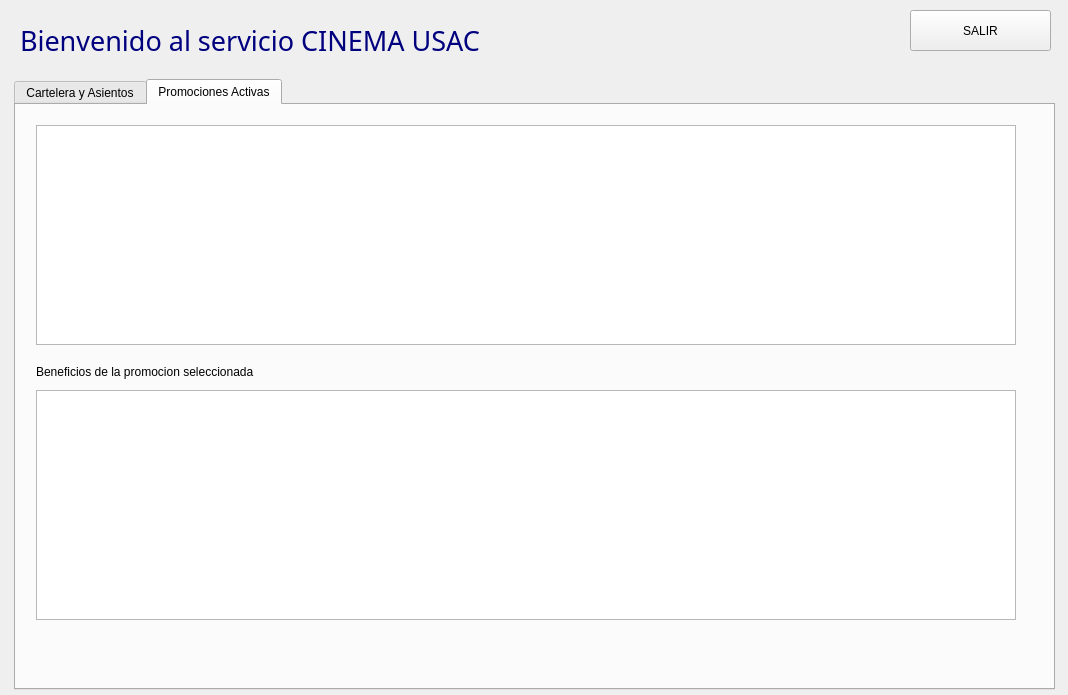
First picture: the form in EDD_Fase2/vistacliente.ui, repository Denilsonp07/EDD_2S2026_PY_202308386, before the edit.
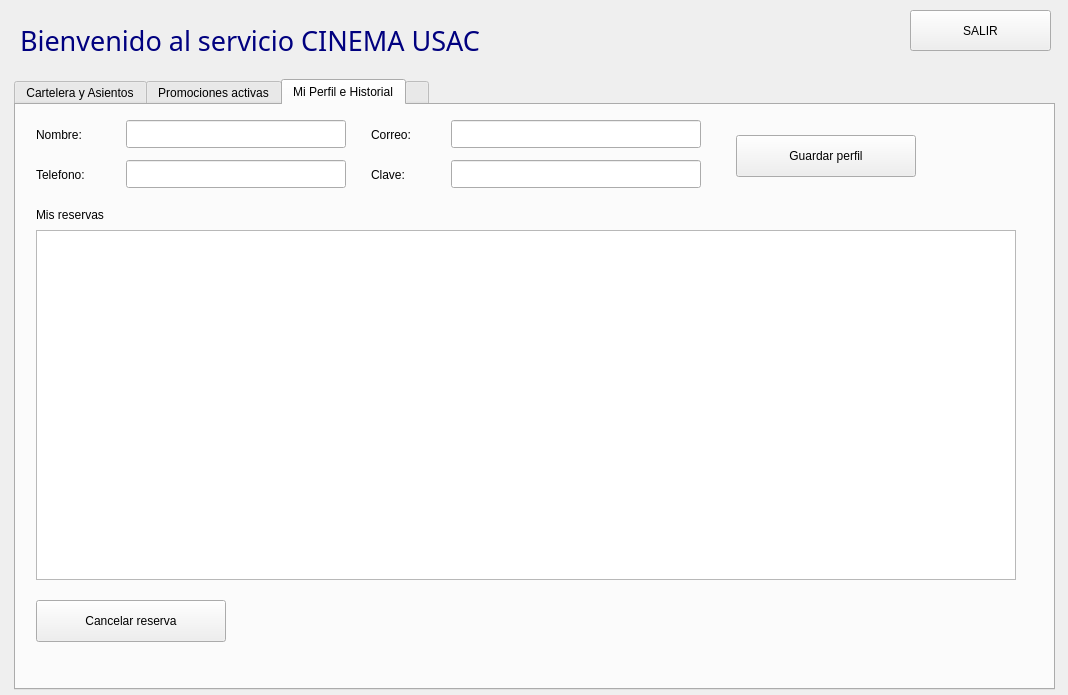
Second picture: the form after the edit. The open tabs and pages were chosen to show the change.

```diff
--- a/EDD_Fase2/vistacliente.ui
+++ b/EDD_Fase2/vistacliente.ui
@@ -231,9 +231,9 @@
      </property>
     </widget>
    </widget>
-   <widget class="QWidget" name="tab_3">
+   <widget class="QWidget" name="tab_2">
     <attribute name="title">
-     <string>Promociones Activas</string>
+     <string>Promociones activas</string>
     </attribute>
     <widget class="QTableWidget" name="tabla_promociones_cliente">
      <property name="geometry">
@@ -269,6 +269,163 @@
      </property>
     </widget>
    </widget>
+   <widget class="QWidget" name="tab_3">
+    <attribute name="title">
+     <string>Mi Perfil e Historial</string>
+    </attribute>
+    <widget class="QLabel" name="label_perfil_nombre">
+     <property name="geometry">
+      <rect>
+       <x>20</x>
+       <y>18</y>
+       <width>90</width>
+       <height>24</height>
+      </rect>
+     </property>
+     <property name="text">
+      <string>Nombre:</string>
+     </property>
+    </widget>
+    <widget class="QLineEdit" name="txt_nombre">
+     <property name="geometry">
+      <rect>
+       <x>110</x>
+       <y>15</y>
+       <width>220</width>
+       <height>28</height>
+      </rect>
+     </property>
+    </widget>
+    <widget class="QLabel" name="label_perfil_correo">
+     <property name="geometry">
+      <rect>
+       <x>355</x>
+       <y>18</y>
+       <width>80</width>
+       <height>24</height>
+      </rect>
+     </property>
+     <property name="text">
+      <string>Correo:</string>
+     </property>
+    </widget>
+    <widget class="QLineEdit" name="txt_correo">
+     <property name="geometry">
+      <rect>
+       <x>435</x>
+       <y>15</y>
+       <width>250</width>
+       <height>28</height>
+      </rect>
+     </property>
+    </widget>
+    <widget class="QLabel" name="label_perfil_telefono">
+     <property name="geometry">
+      <rect>
+       <x>20</x>
+       <y>58</y>
+       <width>90</width>
+       <height>24</height>
+      </rect>
+     </property>
+     <property name="text">
+      <string>Telefono:</string>
+     </property>
+    </widget>
+    <widget class="QLineEdit" name="txt_telefono">
+     <property name="geometry">
+      <rect>
+       <x>110</x>
+       <y>55</y>
+       <width>220</width>
+       <height>28</height>
+      </rect>
+     </property>
+    </widget>
+    <widget class="QLabel" name="label_perfil_password">
+     <property name="geometry">
+      <rect>
+       <x>355</x>
+       <y>58</y>
+       <width>80</width>
+       <height>24</height>
+      </rect>
+     </property>
+     <property name="text">
+      <string>Clave:</string>
+     </property>
+    </widget>
+    <widget class="QLineEdit" name="txt_password">
+     <property name="geometry">
+      <rect>
+       <x>435</x>
+       <y>55</y>
+       <width>250</width>
+       <height>28</height>
+      </rect>
+     </property>
+     <property name="echoMode">
+      <enum>QLineEdit::EchoMode::Password</enum>
+     </property>
+    </widget>
+    <widget class="QPushButton" name="btn_guardar_perfil">
+     <property name="geometry">
+      <rect>
+       <x>720</x>
+       <y>30</y>
+       <width>180</width>
+       <height>42</height>
+      </rect>
+     </property>
+     <property name="text">
+      <string>Guardar perfil</string>
+     </property>
+    </widget>
+    <widget class="QTableWidget" name="tabla_historial">
+     <property name="geometry">
+      <rect>
+       <x>20</x>
+       <y>125</y>
+       <width>980</width>
+       <height>350</height>
+      </rect>
+     </property>
+    </widget>
+    <widget class="QPushButton" name="btn_cancelar_reserva">
+     <property name="geometry">
+      <rect>
+       <x>20</x>
+       <y>495</y>
+       <width>190</width>
+       <height>42</height>
+      </rect>
+     </property>
+     <property name="text">
+      <string>Cancelar reserva</string>
+     </property>
+    </widget>
+    <widget class="QLabel" name="label_historial">
+     <property name="geometry">
+      <rect>
+       <x>20</x>
+       <y>100</y>
+       <width>220</width>
+       <height>20</height>
+      </rect>
+     </property>
+     <property name="text">
+      <string>Mis reservas</string>
+     </property>
+    </widget>
+   </widget>
+   <widget class="QPushButton" name="btnEditarPerfil">
+    <property name="text">
+     <string>Editar perfil</string>
+    </property>
+    <attribute name="title">
+     <string/>
+    </attribute>
+   </widget>
   </widget>
   <widget class="QPushButton" name="btnSalir">
    <property name="geometry">
```
